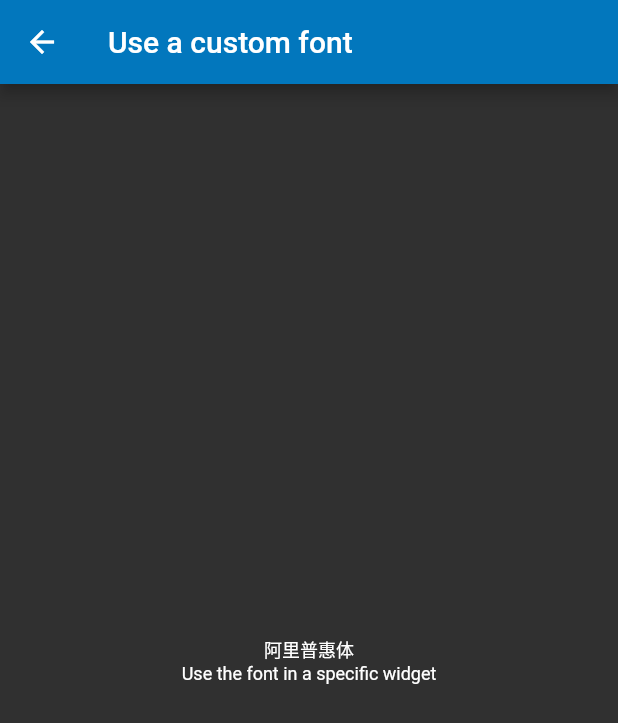
After one commit to xrr2016/flutter-cookbook, a Flutter app: the screen it shows after launch, after a tap on "Use a custom font", on a phone screen of 412 x 824 dp. The commit adds this screen. Shown: the top 723 px of the screen. Run offline on Flutter 3.47's test engine with Material 2 defaults, Android fonts, the phone set to English and light mode, and no system bars; Roboto replaces fonts that are missing (Montserrat, Puhuiti).

Commit message:
feat: custom font page

```diff
--- a/lib/cookbooks.dart
+++ b/lib/cookbooks.dart
@@ -1,6 +1,7 @@
 import 'package:flutter/material.dart';
 import 'package:flutter_cookbook/animation/animation_container_page.dart';
 import 'package:flutter_cookbook/animation/fade_widget_page.dart';
+import 'package:flutter_cookbook/design/custom_font_page.dart';
 import 'package:flutter_cookbook/design/drawer_page.dart';
 import 'package:flutter_cookbook/design/font_package_page.dart';
 import 'package:flutter_cookbook/design/snackbar_page.dart';
@@ -93,6 +94,17 @@ class CookBooks extends StatelessWidget {
               );
             },
           ),
+          ListTile(
+            title: Text('Use a custom font'),
+            onTap: () {
+              Navigator.push(
+                context,
+                MaterialPageRoute(
+                  builder: (context) => CustomFontPage(),
+                ),
+              );
+            },
+          ),
         ],
       ),
     );
--- /dev/null
+++ b/lib/design/custom_font_page.dart
@@ -0,0 +1,28 @@
+import 'package:flutter/cupertino.dart';
+import 'package:flutter/material.dart';
+
+class CustomFontPage extends StatelessWidget {
+  @override
+  Widget build(BuildContext context) {
+    return Scaffold(
+      appBar: AppBar(
+        title: Text('Use a custom font'),
+      ),
+      body: Center(
+        child: Column(
+          mainAxisAlignment: MainAxisAlignment.center,
+          children: <Widget>[
+            Text(
+              '阿里普惠体',
+              style: TextStyle(fontFamily: 'Puhuiti'),
+            ),
+            Text(
+              'Use the font in a specific widget',
+              style: TextStyle(fontFamily: 'Puhuiti'),
+            ),
+          ],
+        ),
+      ),
+    );
+  }
+}
--- a/pubspec.yaml
+++ b/pubspec.yaml
@@ -64,6 +64,10 @@ flutter:
         - asset: packages/awesome_package/fonts/Raleway-Regular.ttf
         - asset: packages/awesome_package/fonts/Raleway-Italic.ttf
           style: italic
+    - family: Puhuiti
+      fonts:
+        - asset: fonts/AlibabaSans-Regular
+        - asset: fonts/Alibaba-PuHuiTi-Regular.otf
   #
   # For details regarding fonts from package dependencies,
   # see https://flutter.dev/custom-fonts/#from-packages
```
Also changed, not shown: fonts/AlibabaSans-Regular.otf (added), 1 other file.
